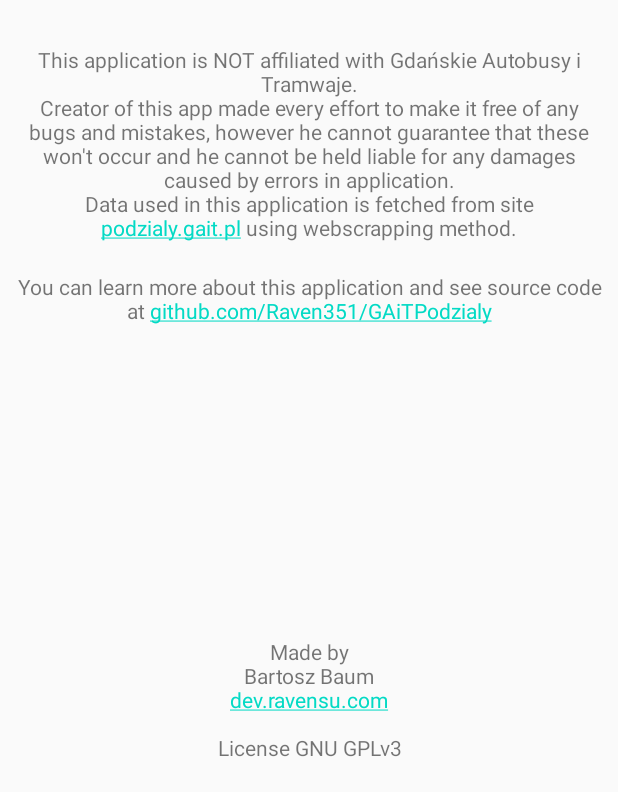
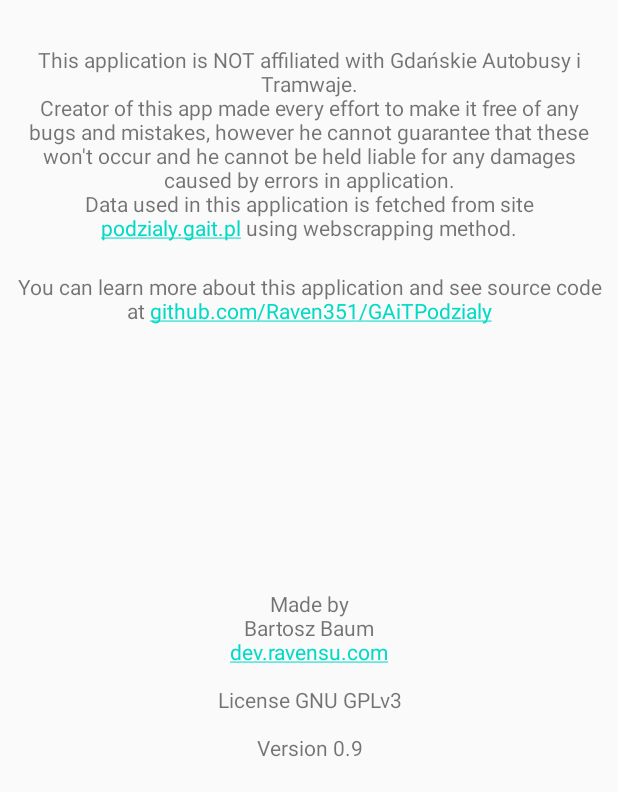
Before and after one commit to Raven351/GAiTPodzialy, an Android app: the AboutActivity screen opened directly, with no data from a screen before it, on a phone screen of 412 x 824 dp, the part 444-1236 px from its top. Run offline under Robolectric (Android 15) with nearby library versions, the phone set to English and light mode, and no system bars.

Commit message:
Update app description

```diff
--- a/app/src/main/res/values/strings.xml
+++ b/app/src/main/res/values/strings.xml
@@ -54,7 +54,7 @@
 
     <string name="about">This application is NOT affiliated with Gdańskie Autobusy i Tramwaje.\nCreator of this app made every effort to make it free of any bugs and mistakes, however he cannot guarantee that these won\'t occur and he cannot be held liable for any damages caused by errors in application.\nData used in this application is fetched from site <a href = "http://podzialy.gait.pl">podzialy.gait.pl</a> using webscrapping method.</string>
     <string name="about_more_info">You can learn more about this application and see source code at <a href = "https://github.com/Raven351/GAiTPodzialy">github.com/Raven351/GAiTPodzialy</a></string>
-    <string name="about_made_by">Made by\nBartosz Baum\n<a href="https://dev.ravensu.com">dev.ravensu.com</a>\n\nLicense GNU GPLv3</string>
+    <string name="about_made_by">Made by\nBartosz Baum\n<a href="https://dev.ravensu.com">dev.ravensu.com</a>\n\nLicense GNU GPLv3\n\nVersion 0.9</string>
 
     <string name="users_loading_error_dialog_title">Error!</string>
     <string name="users_loading_error_dialog_message">There was an error while attempting to load users.\nIt could be caused because of weak internet connection.</string>
```
Also changed, not shown: 1 other file.
